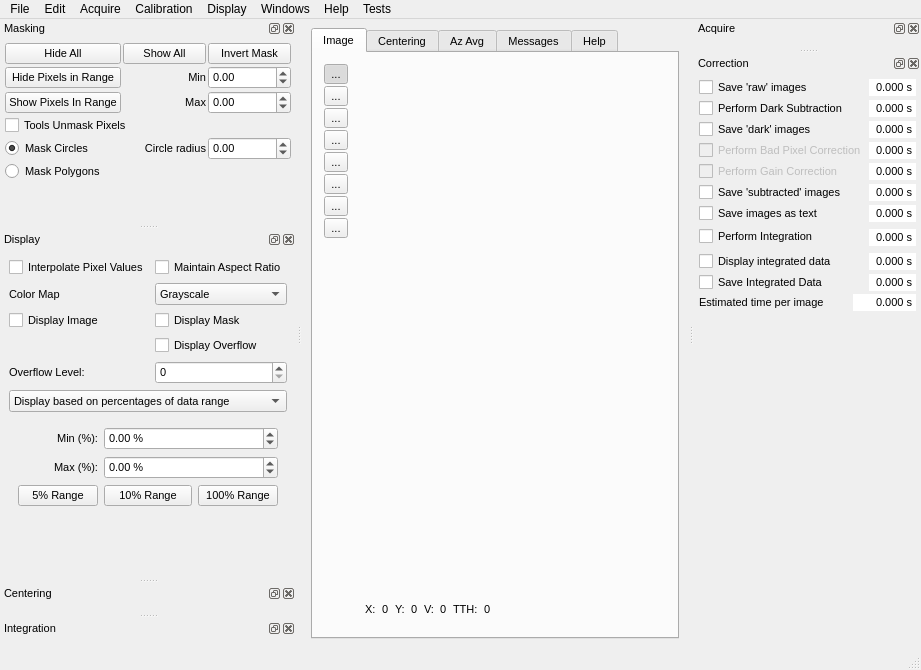
Before: the Qt Designer form source/qxrdwindow.ui in guyjennings/qxrd, drawn with Qt 5.
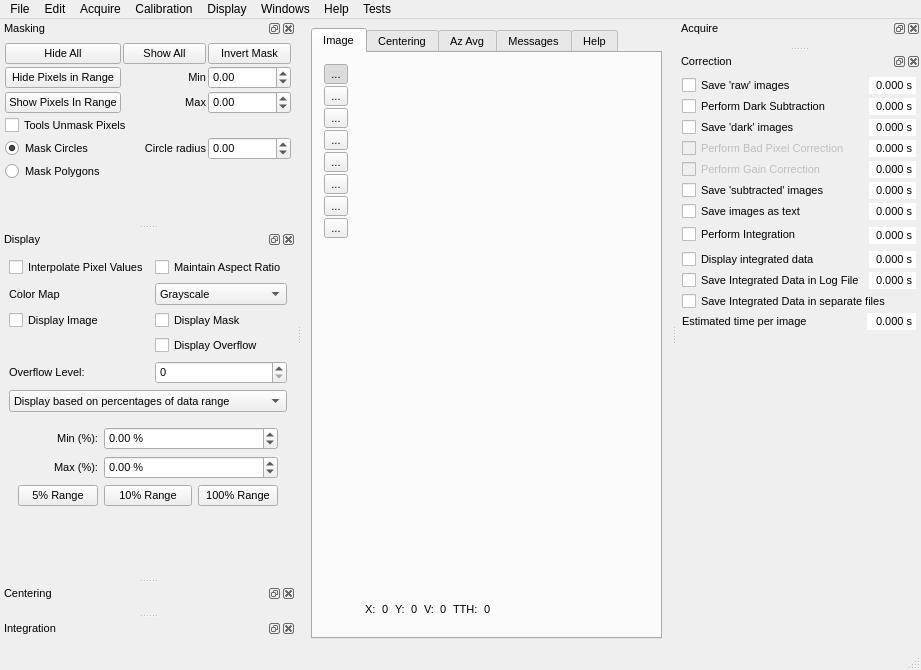
After: the same form once the commit is applied. Icons and pictures are not drawn. Custom widgets are drawn as their Qt base class.

```diff
--- a/source/qxrdwindow.ui
+++ b/source/qxrdwindow.ui
@@ -1199,7 +1199,7 @@
         <string>Save each integration as it is calculated</string>
        </property>
        <property name="text">
-        <string>Save Integrated Data</string>
+        <string>Save Integrated Data in Log File</string>
        </property>
       </widget>
      </item>
@@ -1225,14 +1225,14 @@
        </property>
       </widget>
      </item>
-     <item row="14" column="0">
+     <item row="15" column="0">
       <widget class="QLabel" name="label_16">
        <property name="text">
         <string>Estimated time per image</string>
        </property>
       </widget>
      </item>
-     <item row="14" column="1" colspan="2">
+     <item row="15" column="1" colspan="2">
       <widget class="QDoubleSpinBox" name="m_EstimatedProcessingTime">
        <property name="toolTip">
         <string>Estimated processing time</string>
@@ -1257,7 +1257,7 @@
        </property>
       </widget>
      </item>
-     <item row="15" column="0" colspan="3">
+     <item row="16" column="0" colspan="3">
       <spacer name="verticalSpacer_2">
        <property name="orientation">
         <enum>Qt::Vertical</enum>
@@ -1396,6 +1396,24 @@
        </property>
       </widget>
      </item>
+     <item row="14" column="0" colspan="3">
+      <widget class="QCheckBox" name="m_SaveIntegratedInSeparateFiles">
+       <property name="enabled">
+        <bool>true</bool>
+       </property>
+       <property name="font">
+        <font>
+         <pointsize>8</pointsize>
+        </font>
+       </property>
+       <property name="toolTip">
+        <string>Save each integration in a separate file as it is calculated</string>
+       </property>
+       <property name="text">
+        <string>Save Integrated Data in separate files</string>
+       </property>
+      </widget>
+     </item>
     </layout>
    </widget>
   </widget>
```
